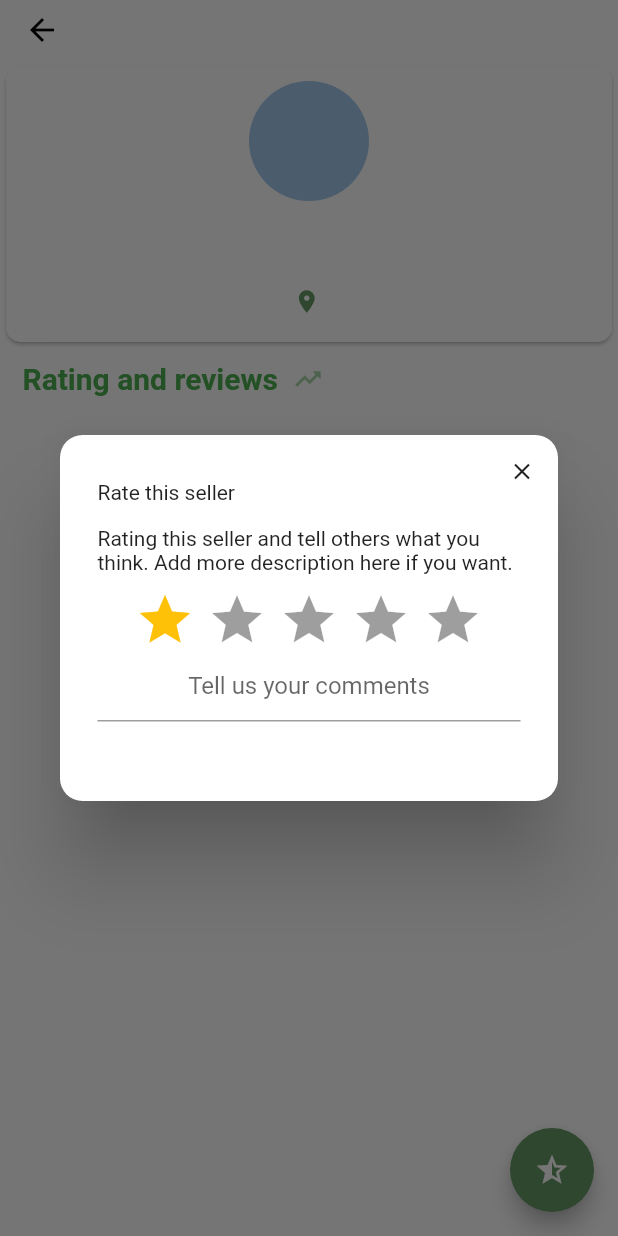
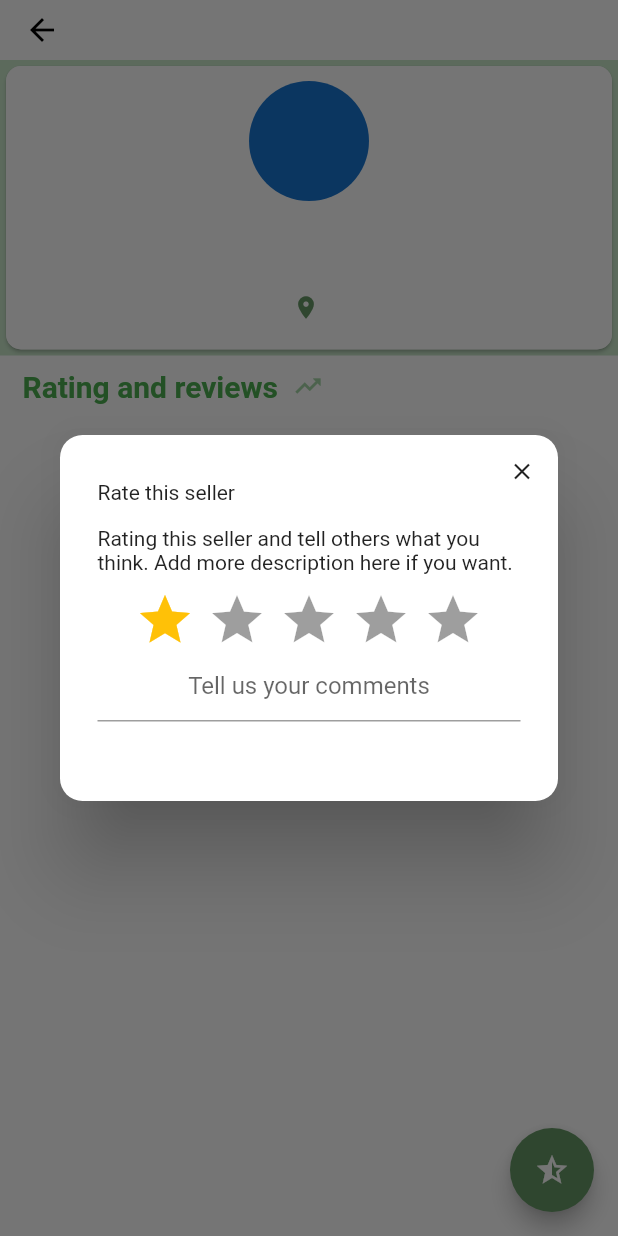
Before and after one commit to esraa-torky/GoShare, a Flutter app: the SellerProfile screen opened directly with empty values, after a tap on the "star half" icon, on a phone screen of 412 x 824 dp. Run offline on Flutter 3.47's test engine with Material 2 defaults, Android fonts, the phone set to English and light mode, and no system bars; drawn by our look-alikes of focused_menu, rating_dialog; our stand-ins replace auto_size_text, carousel_pro, cloud_firestore, dropdown_search, firebase_auth, firebase_core and 8 more; missing offline and left inert: contactus, cupertino_setting_control; accounts and stored records are empty; network calls fail; project files that could hold a hidden picture were left out.

Commit message:
Last updates / final

```diff
--- a/lib/Screens/Login/components/body.dart
+++ b/lib/Screens/Login/components/body.dart
@@ -1,17 +1,13 @@
-import 'dart:convert';
-
 import 'package:firebase_auth/firebase_auth.dart';
 import 'package:flutter/cupertino.dart';
 import 'package:flutter/material.dart';
 import 'package:go_share/Home_page.dart';
 import 'package:go_share/Screens/Login/components/background.dart';
 import 'package:go_share/Screens/Signup/signup_screen.dart';
-import 'package:go_share/Screens/Welcome/welcome_screen.dart';
 import 'package:go_share/components/already_have_an_account_acheck.dart';
 import 'package:go_share/components/rounded_button.dart';
 import 'package:go_share/components/rounded_input_field.dart';
 import 'package:go_share/components/rounded_password_field.dart';
-import 'package:flutter_svg/svg.dart';
 import 'package:shared_preferences/shared_preferences.dart';
 
 
@@ -76,10 +72,8 @@ class _BodyState extends State<Body> {
                   else if(email == null || password == null){
                     ErrorMessage(context).then((onValue) {});
                   }
-
                   }
                 }
-
             ),
             SizedBox(height: size.height * 0.03),
             AlreadyHaveAnAccountCheck(
--- a/lib/Screens/Signup/components/body.dart
+++ b/lib/Screens/Signup/components/body.dart
@@ -25,8 +25,9 @@ class Body extends StatefulWidget {
 class _BodyState extends State<Body> {
   String email;
   String password;
-  String image,neighbourhood,name,surname,city;
-
+  String image,name,surname;
+  String neighbourhood='';
+  String city='';
   FirebaseAuth firebaseAuth = FirebaseAuth.instance;
   @override
   bool isName = false;
--- a/lib/item.dart
+++ b/lib/item.dart
@@ -69,7 +69,7 @@ class _ItemState extends State<Item> {
               ),
               ),
               SizedBox(height: 10),
-              Text(itemDataMap['points'].toString()+' \$'
+              Text(itemDataMap['points'].toString()+' P'
                 ,
                 style: TextStyle(
                   color: Colors.black,fontWeight: FontWeight.bold,fontSize: 18
--- a/lib/sellerProfile.dart
+++ b/lib/sellerProfile.dart
@@ -81,7 +81,7 @@ class _SellerProfileState extends State<SellerProfile> {
   Container userInfo() {
     return Container(
       alignment: Alignment.topCenter,
-      color: Colors.white,
+      color: Colors.green[100],
       child: Card(
         shape: RoundedRectangleBorder(
           side: BorderSide(color: Colors.white70, width: 1),
@@ -95,11 +95,7 @@ class _SellerProfileState extends State<SellerProfile> {
                   Center(
                     child: Padding(
                       padding: const EdgeInsets.all(10.0),
-                      child: Opacity(
-                        opacity: 0.4,
-                        //opening show photo
-                        child: profilePicOptions(),
-                      ),
+                      child: profilePicOptions(),
                     ),
                   ),
                   Padding(
@@ -112,9 +108,7 @@ class _SellerProfileState extends State<SellerProfile> {
                           padding: const EdgeInsets.symmetric(horizontal: 10.0),
                           child: RichText(text: TextSpan(children: [
                             TextSpan(text: seller['user_name'],
-                              style: TextStyle(color: colors[2],
-                                  fontSize: 15,
-                                  fontWeight: FontWeight.bold),
+                                style: TextStyle(fontWeight: FontWeight.w700,fontFamily: 'QuickSand',color: Colors.green[700],fontSize: 18)
                             ),
                           ]
                           ),),),
@@ -122,7 +116,7 @@ class _SellerProfileState extends State<SellerProfile> {
                           padding: const EdgeInsets.symmetric(
                               horizontal: 10.0, vertical: 5.0),
                           child: Text(seller['email'],
-                            style: TextStyle(color: colors[2], fontSize: 12,),
+                              style: TextStyle(fontWeight: FontWeight.w700,fontFamily: 'QuickSand',color: Colors.green[300])
                           ),
                         ),
                         Padding(
@@ -133,9 +127,7 @@ class _SellerProfileState extends State<SellerProfile> {
                               size: 18,)),
                             TextSpan(text: seller['city'] + " " +
                                 seller['neighbourhood'],
-                                style: TextStyle(color: Colors.blueGrey,
-                                    fontSize: 12,
-                                    fontWeight: FontWeight.bold))
+                                style: TextStyle(fontWeight: FontWeight.w700,fontFamily: 'QuickSand',color: Colors.green[300]))
                           ])),
                         )
                       ],
@@ -159,7 +151,8 @@ class _SellerProfileState extends State<SellerProfile> {
       openWithTap: true,
       //NOT DONE YET !!!!
       menuItems: [
-        FocusedMenuItem(title: Text('View profile picture'),
+        FocusedMenuItem(title: Text('View profile picture',
+            style: TextStyle(fontWeight: FontWeight.w700,fontFamily: 'QuickSand',color: Colors.green[800])),
             trailingIcon: Icon(Icons.face, color: colors[2],),
             onPressed: () async {
               await showDialog(
@@ -261,15 +254,14 @@ class _SellerProfileState extends State<SellerProfile> {
                         radius: 20,
                         //ADD A PHOTO HERE!!
 
-                        backgroundImage: //userWhoReview[index]['image'].length != 0?NetworkImage(userWhoReview[index]['image'])
-                        // :
+                        backgroundImage: userWhoReview[index]['image'].length != 0?NetworkImage(userWhoReview[index]['image'])
+                         :
                         NetworkImage(
                             'https://icons-for-free.com/iconfiles/png/512/person-1324760545186718018.png'),),
                       Column(children: [
                         Padding(
                           padding: const EdgeInsets.all(8.0),
-                          child: Text('user name'
-                            // userWhoReview[index]['user_name'].toString()
+                          child: Text(userWhoReview[index]['user_name'].toString()
                             , style: TextStyle(color: Colors.green,
                                 fontWeight: FontWeight.bold),),
                         ),
@@ -310,16 +302,14 @@ class _SellerProfileState extends State<SellerProfile> {
         seller['uid']).collection('reviews').get();
 
     allReviews = snapshot.docs.map((doc) => doc.data()).toList();
-    //userWhoReview=
-    // CollectionReference users = FirebaseFirestore.instance.collection('Users');
-    // userWhoReview.clear();
-    // for (var i in allReviews){
-    //   users.doc(i['reviewerId']).get().then((value) => userWhoReview.add(value));
-    // }
-    // print(userWhoReview);
+    for (int i=0;i<allReviews.length;i++) {
+      final snapshot = await FirebaseFirestore.instance.collection('Users').doc(allReviews[i]['reviewerId']).get();
+      userWhoReview.add(snapshot.data());
+
+    }
     check = true;
     setState(() {
-
+      //initState();
     });
   }
 
```
Also changed, not shown: lib/ContactUs.dart (+9 -8 lines), lib/UserProfile.dart (+53 -38 lines), lib/chat.dart (+20 -12 lines), lib/chatsScreen.dart (+8 -3 lines).
